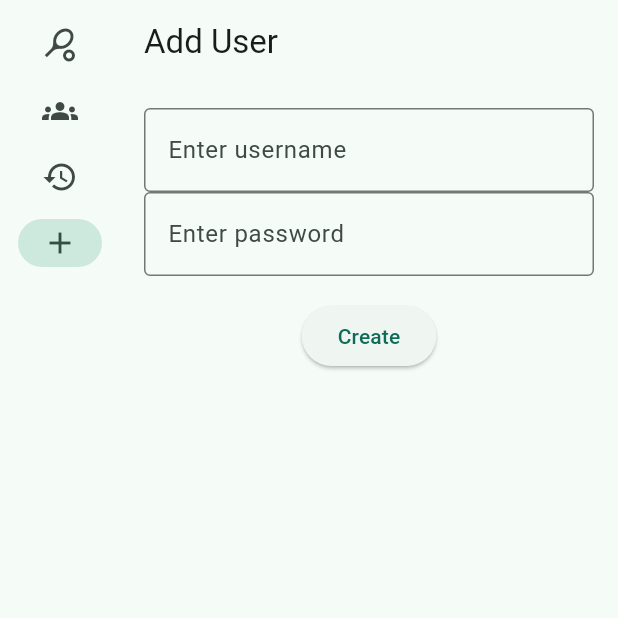
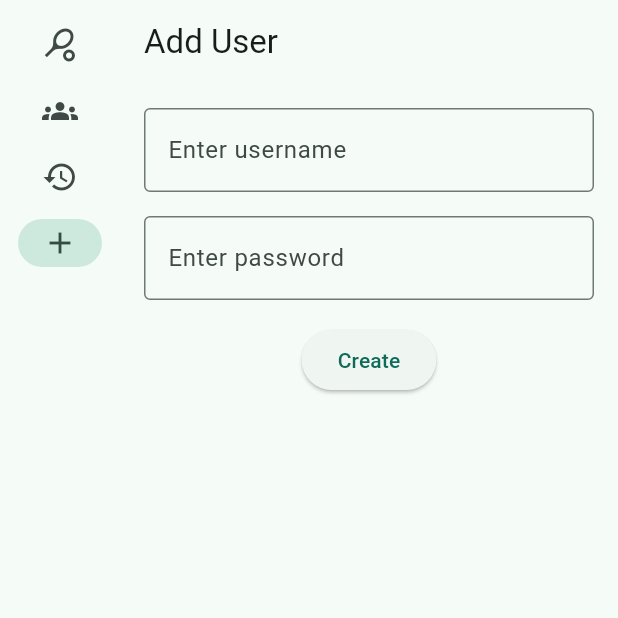
Before and after one commit to ninjamike1211/PaddlePals, a Flutter app: the screen it shows after launch, after a tap on "My Pals", after a tap on "History", after a tap on "Add User", on a phone screen of 412 x 824 dp, the top half of it. Run offline on Flutter 3.47's test engine with Material 3 defaults, Android fonts, the phone set to English and light mode, and no system bars; network calls fail.

```diff
--- a/pickle_app/lib/main.dart
+++ b/pickle_app/lib/main.dart
@@ -48,39 +48,40 @@ List<User> usersList = [];
 CLASS FOR ALL API REQUESTS
  */
 class APIRequests {
-  final String url = "http://10.5.105.211:80";
+  final String url = "http://10.0.0.188:80";
 
   //GET REQUEST
-  Future<List<User>> getRequest(String endpoint) async {
-    final response = await http.get(Uri.parse('$url$endpoint'));
+  Future<Map<String, dynamic>> getUserRequest(int id_num) async {
+    //"/pickle/user/get?user_id=1"
+    Map<String, int> u_id = {
+      'user_id': id_num,
+    };
 
-    //success
-    if(response.statusCode == 200){
-      final body = response.body;
+    print(u_id);
+    String endpoint = "/pickle/user/get";
 
-      //format into List<User> and check JSON decoding
-      try {
-        final jsonData = json.decode(body);
 
-        if (jsonData is Map<String, dynamic>) {
-          // single user object
-          return [User.fromJson(jsonData)];
-        } else if (jsonData is List) {
-          // list of user objects
-          return jsonData.map<User>((item) => User.fromJson(item)).toList();
-        } else {
-          throw FormatException('Unexpected JSON format');
-        }
-      } catch (e) {
-        throw FormatException('Error decoding response: $e');
-      }
+    final response = await http.post(
+      Uri.parse('$url$endpoint'),
+      headers: {
+        'Content-Type': 'application/json',
+      },
+      body: json.encode(u_id),
+    );
+
+    print("Sent JSON: ${jsonEncode(u_id)}");
+    print("Status: ${response.statusCode}");
+    print("Body: ${response.body}");
+
+    if (response.statusCode == 200 || response.statusCode == 201){
+      return json.decode(response.body);
     }
     else{
-      throw Exception('GET request FAILED: ${response.statusCode}');
+      throw Exception('POST request failed: ${response.statusCode}, body: ${response.body}');
     }
   }
 
-  Future<dynamic> postNewUserRequest(String un, String pw) async {
+  Future<Map<String, dynamic>> postNewUserRequest(String un, String pw) async {
     print(un);
     print(pw);
     Map<String, String> newUser = {
@@ -89,7 +90,7 @@ class APIRequests {
     };
 
     print(newUser);
-    String endpoint = "/pickle/user";
+    String endpoint = "/pickle/user/create";
 
 
     final response = await http.post(
@@ -150,6 +151,9 @@ class _MyTextEntryWidgetState extends State<MyTextEntryWidget> {
               border: OutlineInputBorder(),
             ),
           ),
+          SizedBox(
+            height: 16,
+          ),
           TextField(
             controller: _controller2,
             decoration: InputDecoration(
@@ -188,27 +192,6 @@ class MyApp extends StatelessWidget {
     );
   }
 }
-
-// class MyAppState extends ChangeNotifier {
-//   var current = WordPair.random();
-//
-//   void getNext() {
-//     current = WordPair.random();
-//     notifyListeners();
-//   }
-//
-//   var favorites = <WordPair>[];
-//
-//   void toggleFavorite() {
-//     if (favorites.contains(current)) {
-//       favorites.remove(current);
-//     } else {
-//       favorites.add(current);
-//     }
-//     notifyListeners();
-//   }
-// }
-
 
 class MyHomePage extends StatefulWidget {
   @override
@@ -331,24 +314,32 @@ class HistoryPage extends StatelessWidget{
   Widget build(BuildContext context){
     return Scaffold(
       appBar: AppBar(
-        title: const Text('History'),
+        title: const Text('History\n(View Stats from Database)'),
       ),
       body: Center(
-        child: FutureBuilder<List<User>>(
-            future: api.getRequest("/pickle/user?user_id=1"),
+        child: FutureBuilder<Map<String, dynamic>>(
+            future: api.getUserRequest(9),
             builder: (context, snapshot) {
               if (snapshot.connectionState == ConnectionState.waiting) {
                 return const CircularProgressIndicator();
               } else if (snapshot.hasError) {
-                //formatting error here
                 return Text('Error: ${snapshot.error}');
               } else if (!snapshot.hasData || snapshot.data!.isEmpty) {
                 return const Text('No user data available');
               }
 
-              final user = snapshot.data![0]; // get the first user
+              final userData = snapshot.data!;
+              final user = User.fromJson(userData);
 
-              return Text('Username: ${user.username}');
+              return Text(
+                  'Username: ${user.username}\n'
+                  'Games Played: ${user.gamesPlayed}\n'
+                  'Games Won: ${user.gamesWon}\n'
+                      'Average Points per Game: ${user.avgScore}',
+                style: TextStyle(
+                  fontSize: 18,
+                ),
+              );
             },
         ), //FutureBuilder
       ), //Center
```
Also changed, not shown: 3 other files.
